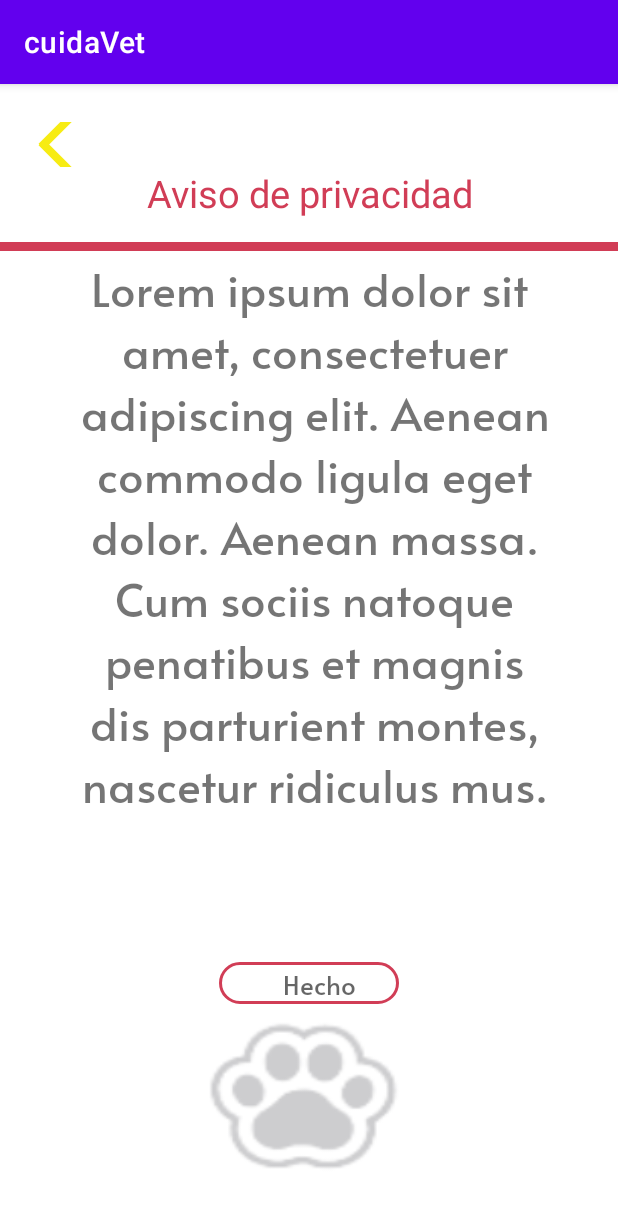
After one commit to srH-hype/cuidaVet, an Android app: the AvisoPrivacidadActivity screen opened directly, with no data from a screen before it, on a phone screen of 412 x 824 dp. The commit adds this screen. Shown: the top 1207 px of the screen. Run offline under Robolectric (Android 15) with nearby library versions, the phone set to English and light mode, and no system bars; 2 statements that could not run were skipped.

Commit message:
Aviso privacidad

```diff
--- a/app/src/main/AndroidManifest.xml
+++ b/app/src/main/AndroidManifest.xml
@@ -9,6 +9,9 @@
         android:roundIcon="@mipmap/ic_launcher_round"
         android:supportsRtl="true"
         android:theme="@style/Theme.CuidaVet">
+        <activity
+            android:name=".AvisoPrivacidadActivity"
+            android:exported="false" />
         <activity
             android:name=".Registro"
             android:exported="false" />
--- /dev/null
+++ b/app/src/main/java/imperial/heriberto/cuidavet/AvisoPrivacidadActivity.kt
@@ -0,0 +1,20 @@
+package imperial.heriberto.cuidavet
+
+import android.content.Intent
+import androidx.appcompat.app.AppCompatActivity
+import android.os.Bundle
+import android.widget.Button
+
+class AvisoPrivacidadActivity : AppCompatActivity() {
+    override fun onCreate(savedInstanceState: Bundle?) {
+        super.onCreate(savedInstanceState)
+        setContentView(R.layout.activity_aviso_privacidad)
+
+        val button: Button = findViewById(R.id.btn_hecho)
+        button.setOnClickListener{
+            var intent: Intent = Intent (this, Registro::class.java)
+            startActivity(intent)
+        }
+    }
+
+}
--- /dev/null
+++ b/app/src/main/res/layout/activity_aviso_privacidad.xml
@@ -0,0 +1,68 @@
+<?xml version="1.0" encoding="utf-8"?>
+<LinearLayout xmlns:android="http://schemas.android.com/apk/res/android"
+    android:orientation="vertical"
+    android:layout_width="match_parent"
+    android:layout_height="match_parent"
+    android:background="@color/white">
+
+
+    <androidx.appcompat.widget.AppCompatEditText
+        android:id="@+id/btn_flcheaRegresar"
+        android:layout_width="122dp"
+        android:layout_height="30dp"
+        android:layout_marginLeft="5dp"
+        android:layout_marginTop="25dp"
+        android:layout_marginBottom="0dp"
+        android:background="@drawable/flecha" />
+
+
+        <TextView
+            android:id="@+id/tv_avisoPrivacidad"
+            android:layout_width="match_parent"
+            android:layout_height="wrap_content"
+            android:text="@string/avisoPrivasidad"
+            android:textAlignment="center"
+            android:textColor="@color/magenta"
+            android:textSize="25dp" />
+
+
+    <androidx.appcompat.widget.AppCompatEditText
+        android:id="@+id/ed_linea"
+        android:layout_width="match_parent"
+        android:layout_height="6dp"
+        android:layout_marginTop="15dp"
+        android:background="@color/magenta"/>
+
+    <TextView
+        android:layout_width="match_parent"
+        android:layout_height="464dp"
+        android:fontFamily="@font/alataregular"
+        android:text="@string/privacidadTexto"
+        android:textAlignment="center"
+        android:textSize="30sp" />
+
+    <androidx.appcompat.widget.AppCompatEditText
+        android:id="@+id/btn_hecho"
+        android:layout_width="120dp"
+        android:layout_height="28dp"
+        android:hint="@string/hecho"
+        android:textSize="17sp"
+        android:textAlignment="center"
+        android:paddingLeft="14dp"
+        android:fontFamily="@font/alataregular"
+        android:background="@drawable/round_button_white"
+        android:layout_gravity="center"
+        android:layout_marginTop="10dp"
+        android:textAllCaps="false"
+        />
+
+    <ImageView
+        android:layout_width="150dp"
+        android:layout_height="107dp"
+        android:layout_gravity="center"
+        android:layout_marginTop="10dp"
+        android:scaleType="fitXY"
+        android:src="@drawable/logofondochico" />
+
+
+</LinearLayout>
--- a/app/src/main/res/layout/activity_registro.xml
+++ b/app/src/main/res/layout/activity_registro.xml
@@ -100,7 +100,7 @@
         android:textAllCaps="false"
         />
     <androidx.appcompat.widget.AppCompatEditText
-        android:id="@+id/ed_avisoPrivacidad"
+        android:id="@+id/btn_avisoPrivacidad"
         android:layout_width="200dp"
         android:layout_height="23dp"
         android:hint="@string/avisoPrivasidad"
--- a/app/src/main/res/values/strings.xml
+++ b/app/src/main/res/values/strings.xml
@@ -15,6 +15,9 @@
     <string name="registro">Registro</string>
     <string name="siguiente">Siguiente</string>
     <string name="avisoPrivasidad">Aviso de privacidad</string>
+    <string name="hecho">Hecho</string>
+
+    <string name="privacidadTexto">Lorem ipsum dolor sit\n amet, consectetuer\n adipiscing elit. Aenean\n commodo ligula eget\n dolor. Aenean massa.\n Cum sociis natoque\n penatibus et magnis\n dis parturient montes,\n nascetur ridiculus mus.</string>
 
 
 </resources>
```
